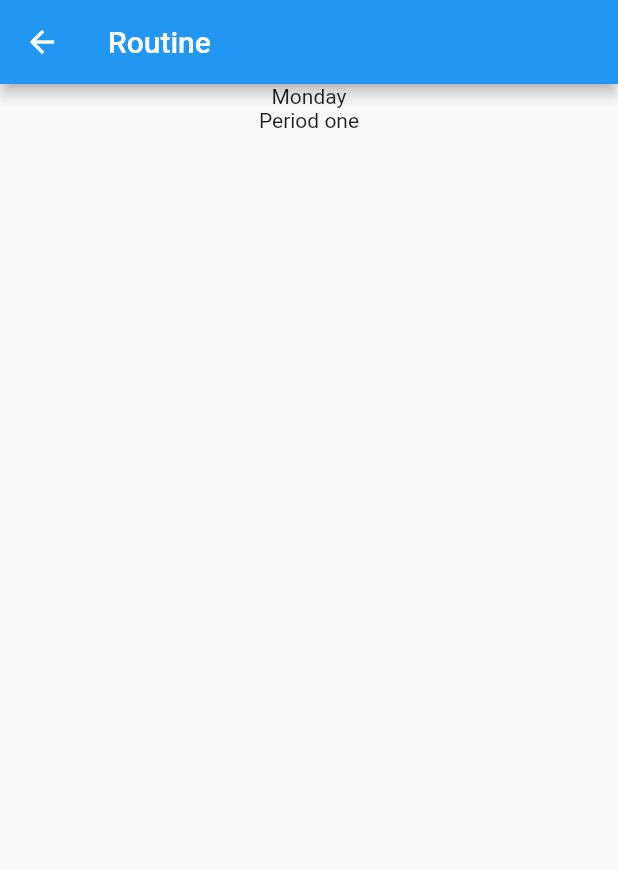
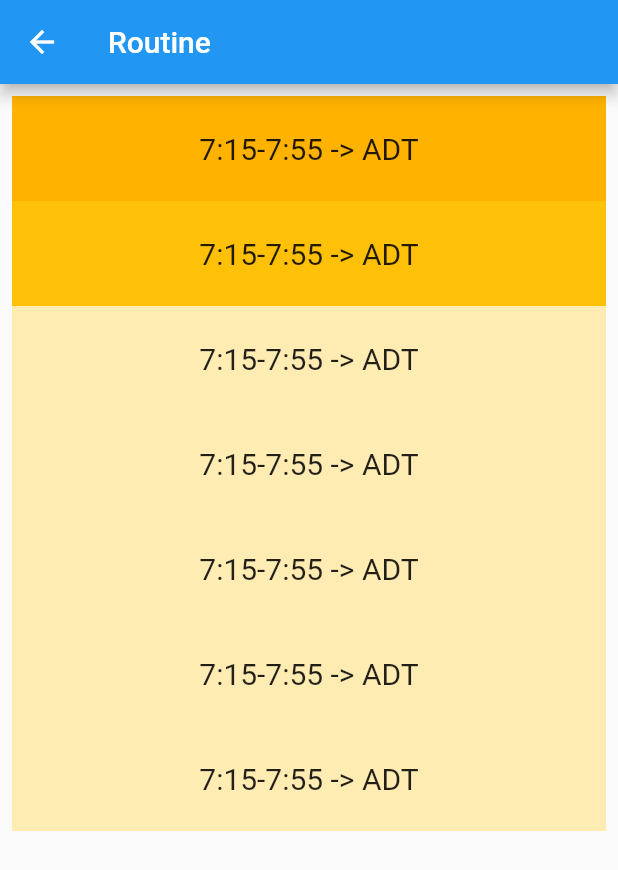
Before and after one commit to SurajChand001/APP1, a Flutter app: the Mainclass screen opened directly, on a phone screen of 412 x 824 dp. Shown: the top 870 px of the screen. Run offline on Flutter 3.47's test engine with Material 2 defaults, Android fonts, the phone set to English and light mode, and no system bars.

Commit message:
Table started

```diff
--- a/lib/Mainfile.dart
+++ b/lib/Mainfile.dart
@@ -20,20 +20,66 @@ class Mainclass extends StatelessWidget{
       body: SafeArea(
       child: PageView(
         children: <Widget>[
-          Container(
-            child: ListView(
-              children: <Widget>[
-                Column(
-                  children: <Widget>[
-                    Text("Monday"),
-                    Text(
-                      "Period one"
-                    )
-                  ],
-                )
-              ],
-            ),
-
+          ListView(
+            padding: const EdgeInsets.all(8),
+            children: <Widget>[
+              Container(
+                height: 70,
+                color: Colors.amber[600],
+                child: const Center(child: Text('7:15-7:55 -> ADT',
+                style: TextStyle(
+                  fontSize: 20
+                ),)),
+              ),
+              Container(
+                height: 70,
+                color: Colors.amber[500],
+                child: const Center(child: Text('7:15-7:55 -> ADT',
+                  style: TextStyle(
+                      fontSize: 20
+                  ),)),
+              ),
+              Container(
+                height: 70,
+                color: Colors.amber[100],
+                child: const Center(child: Text('7:15-7:55 -> ADT',
+                  style: TextStyle(
+                      fontSize: 20
+                  ),)),
+              ),
+              Container(
+                height: 70,
+                color: Colors.amber[100],
+                child: const Center(child: Text('7:15-7:55 -> ADT',
+                  style: TextStyle(
+                      fontSize: 20
+                  ),)),
+              ),
+              Container(
+                height: 70,
+                color: Colors.amber[100],
+                child: const Center(child: Text('7:15-7:55 -> ADT',
+                  style: TextStyle(
+                      fontSize: 20
+                  ),)),
+              ),
+              Container(
+                height: 70,
+                color: Colors.amber[100],
+                child: const Center(child: Text('7:15-7:55 -> ADT',
+                  style: TextStyle(
+                      fontSize: 20
+                  ),)),
+              ),
+              Container(
+                height: 70,
+                color: Colors.amber[100],
+                child: const Center(child: Text('7:15-7:55 -> ADT',
+                  style: TextStyle(
+                      fontSize: 20
+                  ),)),
+              ),
+            ],
           ),
           Container(
             padding: EdgeInsets.all(5.0),
```
